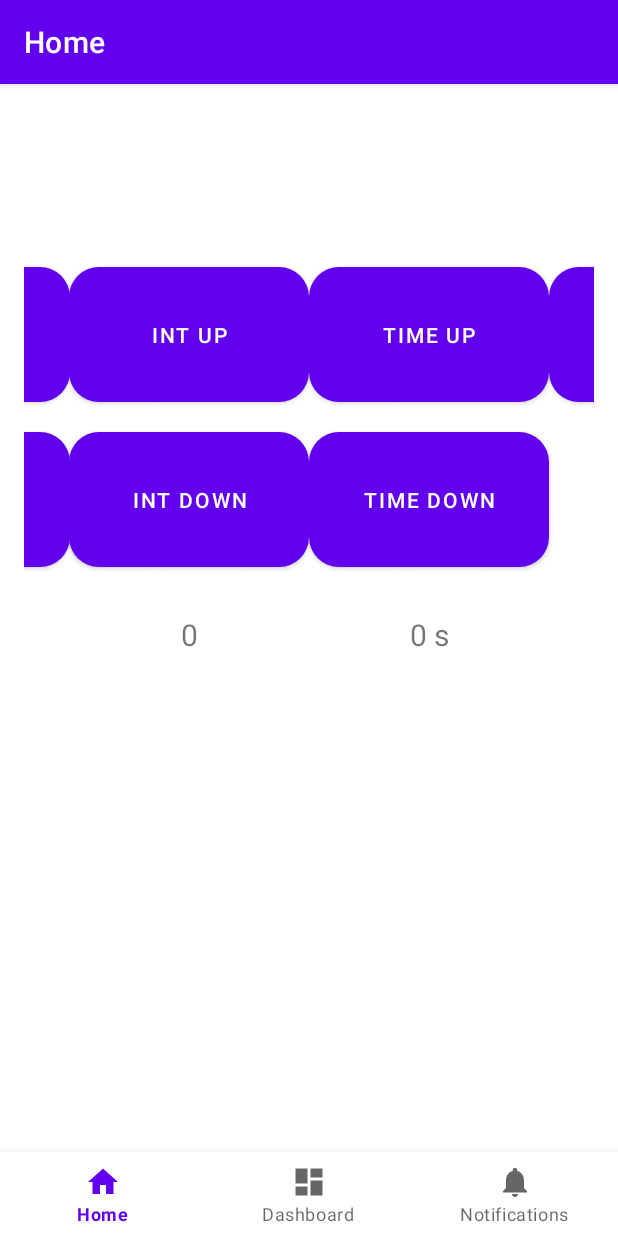
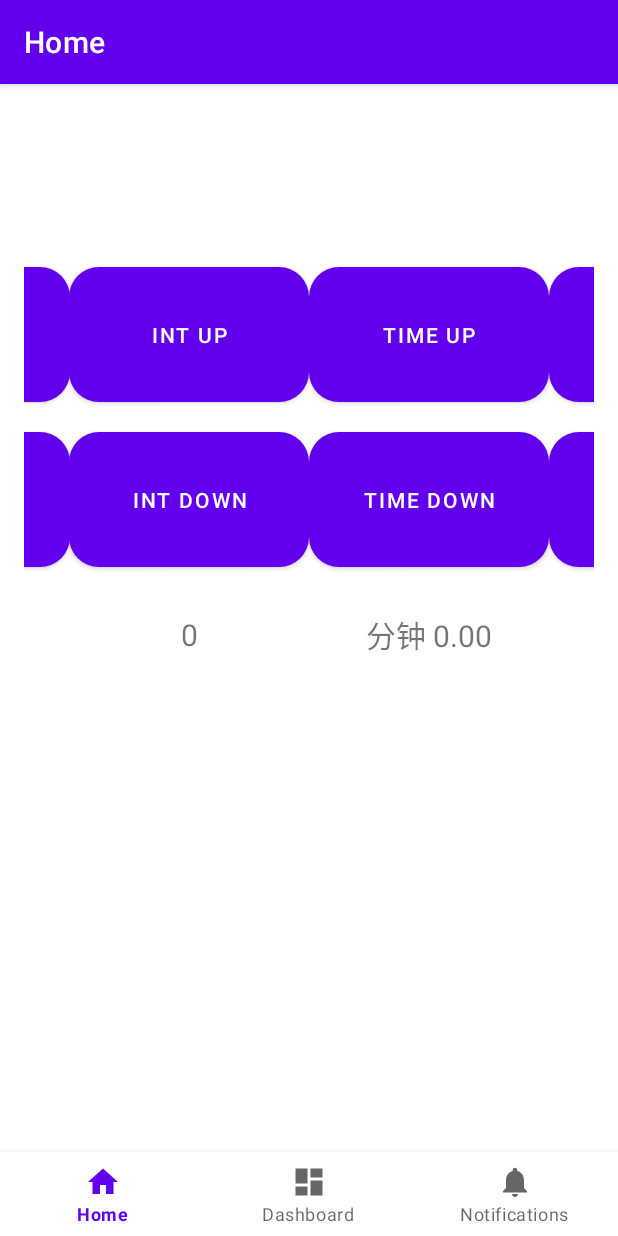
Before and after one commit to DMS-Music-Max/SonicWaveV1, an Android app: the screen it shows after launch (MainActivity), on a phone screen of 412 x 824 dp. Run offline under Robolectric (Android 15) with nearby library versions, the light colour scheme and no system bars; our stand-ins replace navigation-ui.

Commit message:
8 buttons working

```diff
--- a/app/src/main/java/com/example/sonicwavev1/ui/home/HomeFragment.kt
+++ b/app/src/main/java/com/example/sonicwavev1/ui/home/HomeFragment.kt
@@ -17,13 +17,14 @@
 import android.util.Log
 import com.example.sonicwavev1.R
 import kotlin.math.sin
-import kotlin.concurrent.thread
+import kotlin.math.pow
+import kotlin.math.max
 
 class HomeFragment : Fragment() {
 
     private var frequency = 0
     private var intensity = 0
-    private var time = 0
+    private var time = 0 // Stored in seconds
     private var isStarted = false // Track Start/Stop state
     private val handler = Handler(Looper.getMainLooper())
     private var isLongPress = false
@@ -67,8 +68,9 @@
         val btnTimeDown: Button = view.findViewById(R.id.btn_time_down)
         val tvTime: TextView = view.findViewById(R.id.tv_time_value)
 
-        // Start/Stop control
+        // Start/Stop and Clear controls
         val btnStartStop: Button = view.findViewById(R.id.btn_start_stop)
+        val btnClear: Button = view.findViewById(R.id.btn_clear)
 
         // Frequency button listeners
         btnFrequencyUp.setOnClickListener {
@@ -81,8 +83,8 @@
             updateFrequencyDisplay(tvFrequency)
             playTapSound()
         }
-        setupLongPress(btnFrequencyUp, { frequency += 1 }, tvFrequency, ::updateFrequencyDisplay)
-        setupLongPress(btnFrequencyDown, { if (frequency > 0) frequency -= 1 }, tvFrequency, ::updateFrequencyDisplay)
+        setupLongPress(btnFrequencyUp, { deltaT -> frequency += (deltaT * deltaT).toInt() }, tvFrequency, ::updateFrequencyDisplay)
+        setupLongPress(btnFrequencyDown, { deltaT -> if (frequency > 0) frequency = max(0, frequency - (deltaT * deltaT).toInt()) }, tvFrequency, ::updateFrequencyDisplay)
 
         // Intensity button listeners
         btnIntensityUp.setOnClickListener {
@@ -95,8 +97,8 @@
             updateIntensityDisplay(tvIntensity)
             playTapSound()
         }
-        setupLongPress(btnIntensityUp, { intensity += 1 }, tvIntensity, ::updateIntensityDisplay)
-        setupLongPress(btnIntensityDown, { if (intensity > 0) intensity -= 1 }, tvIntensity, ::updateIntensityDisplay)
+        setupLongPress(btnIntensityUp, { deltaT -> intensity += (deltaT * deltaT).toInt() }, tvIntensity, ::updateIntensityDisplay)
+        setupLongPress(btnIntensityDown, { deltaT -> if (intensity > 0) intensity = max(0, intensity - (deltaT * deltaT).toInt()) }, tvIntensity, ::updateIntensityDisplay)
 
         // Time button listeners
         btnTimeUp.setOnClickListener {
@@ -109,8 +111,8 @@
             updateTimeDisplay(tvTime)
             playTapSound()
         }
-        setupLongPress(btnTimeUp, { time += 1 }, tvTime, ::updateTimeDisplay)
-        setupLongPress(btnTimeDown, { if (time > 0) time -= 1 }, tvTime, ::updateTimeDisplay)
+        setupLongPress(btnTimeUp, { deltaT -> time += (deltaT * deltaT).toInt() }, tvTime, ::updateTimeDisplay)
+        setupLongPress(btnTimeDown, { deltaT -> if (time > 0) time = max(0, time - (deltaT * deltaT).toInt()) }, tvTime, ::updateTimeDisplay)
 
         // Start/Stop button listener
         btnStartStop.setOnClickListener {
@@ -122,6 +124,23 @@
             } else {
                 stopTonePlayback()
             }
+        }
+
+        // Clear button listener
+        btnClear.setOnClickListener {
+            frequency = 0
+            intensity = 0
+            time = 0
+            updateFrequencyDisplay(tvFrequency)
+            updateIntensityDisplay(tvIntensity)
+            updateTimeDisplay(tvTime)
+            if (isStarted) {
+                stopTonePlayback()
+                isStarted = false
+                btnStartStop.text = "Start"
+            }
+            playTapSound()
+            Log.d(TAG, "Clear button pressed: Reset frequency, intensity, time to 0")
         }
 
         return view
@@ -178,17 +197,20 @@
     }
 
     private fun updateTimeDisplay(textView: TextView) {
-        textView.text = "$time s"
+        val minutes = time / 60.0
+        textView.text = String.format("分钟 %.2f", minutes) // Display as "分钟 xx.xx"
     }
 
-    private fun setupLongPress(button: Button, action: () -> Unit, textView: TextView, updateDisplay: (TextView) -> Unit) {
+    private fun setupLongPress(button: Button, action: (Float) -> Unit, textView: TextView, updateDisplay: (TextView) -> Unit) {
+        var startTime: Long = 0 // Track start of long press
         val longPressRunnable = object : Runnable {
             override fun run() {
                 if (isLongPress) {
-                    action()
+                    val deltaT = (System.currentTimeMillis() - startTime) / 1000f // Time in seconds
+                    action(deltaT) // Apply non-linear increment based on deltaT
                     updateDisplay(textView)
                     playFastSound()
-                    Log.d(TAG, "Long press: Updated value and played sound")
+                    Log.d(TAG, "Long press: Updated value (deltaT=$deltaT) and played sound")
                     handler.postDelayed(this, longPressInterval)
                 }
             }
@@ -196,6 +218,7 @@
 
         button.setOnLongClickListener {
             isLongPress = true
+            startTime = System.currentTimeMillis() // Record start time
             handler.post(longPressRunnable)
             true
         }
@@ -208,7 +231,6 @@
             false
         }
     }
-
 
     private fun startTonePlayback() {
         if (frequency <= 0 || time <= 0) {
@@ -243,7 +265,7 @@
         stopPlayback = false
         val sampleRate = 44100
         val volume = if (intensity > 100) 1f else intensity / 100f
-        val durationMs = time * 1000L
+        val durationMs = time * 1000L // time in seconds
 
         // Setup AudioTrack
         val bufferSize = AudioTrack.getMinBufferSize(
@@ -272,7 +294,7 @@
         audioTrack?.play()
         Log.d(TAG, "Streaming tone at $frequency Hz")
 
-        thread {
+        Thread {
             val buffer = ShortArray(bufferSize)
             val freqHz = frequency.toDouble()
             val twoPi = 2 * Math.PI
@@ -297,7 +319,7 @@
                 isStarted = false
                 view?.findViewById<Button>(R.id.btn_start_stop)?.text = "Start"
             }
-        }
+        }.start()
     }
 
     private fun stopTonePlayback() {
@@ -306,10 +328,10 @@
         audioTrack?.release()
         audioTrack = null
         audioFocusRequest?.let { focusRequest ->
-            audioManager?.abandonAudioFocusRequest(focusRequest) // Fixed: Safe handling of nullable audioFocusRequest
+            audioManager?.abandonAudioFocusRequest(focusRequest)
         }
         audioFocusRequest = null
-        handler.removeCallbacksAndMessages(null) // Clear any pending stop tasks
+        handler.removeCallbacksAndMessages(null)
         Log.d(TAG, "Tone playback stopped")
     }
 
@@ -317,7 +339,7 @@
         super.onDestroyView()
         handler.removeCallbacksAndMessages(null)
         soundPool.release()
-        stopTonePlayback() // Ensure tone playback stops
+        stopTonePlayback()
         Log.d(TAG, "SoundPool and AudioTrack released")
     }
 }
--- a/app/src/main/res/layout/fragment_home.xml
+++ b/app/src/main/res/layout/fragment_home.xml
@@ -104,7 +104,7 @@
         android:id="@+id/tv_time_value"
         android:layout_width="160dp"
         android:layout_height="50dp"
-        android:text="0 s"
+        android:text="分钟 0.00"
         android:gravity="center"
         android:textSize="20sp"
         app:layout_constraintStart_toStartOf="@id/btn_time_down"
@@ -124,6 +124,18 @@
         app:layout_constraintEnd_toEndOf="parent"
         android:layout_marginTop="50dp" />
 
+    <!-- Clear Button -->
+    <Button
+        android:id="@+id/btn_clear"
+        android:layout_width="160dp"
+        android:layout_height="90dp"
+        android:text="Clear"
+        android:background="@drawable/rounded_button"
+        android:textColor="#FFFFFF"
+        app:layout_constraintStart_toStartOf="@id/btn_start_stop"
+        app:layout_constraintTop_toBottomOf="@id/btn_start_stop"
+        android:layout_marginTop="20dp" />
+
     <!-- Placeholder for Buttons 1 to 20 -->
     <LinearLayout
         android:id="@+id/button_group"
```
